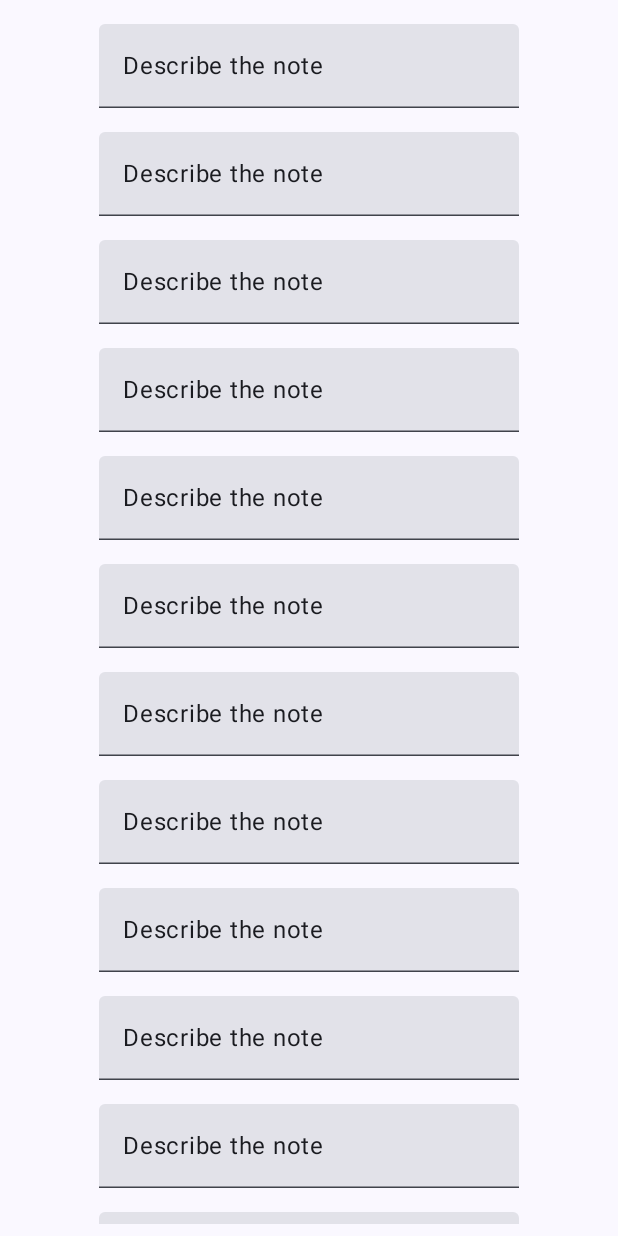
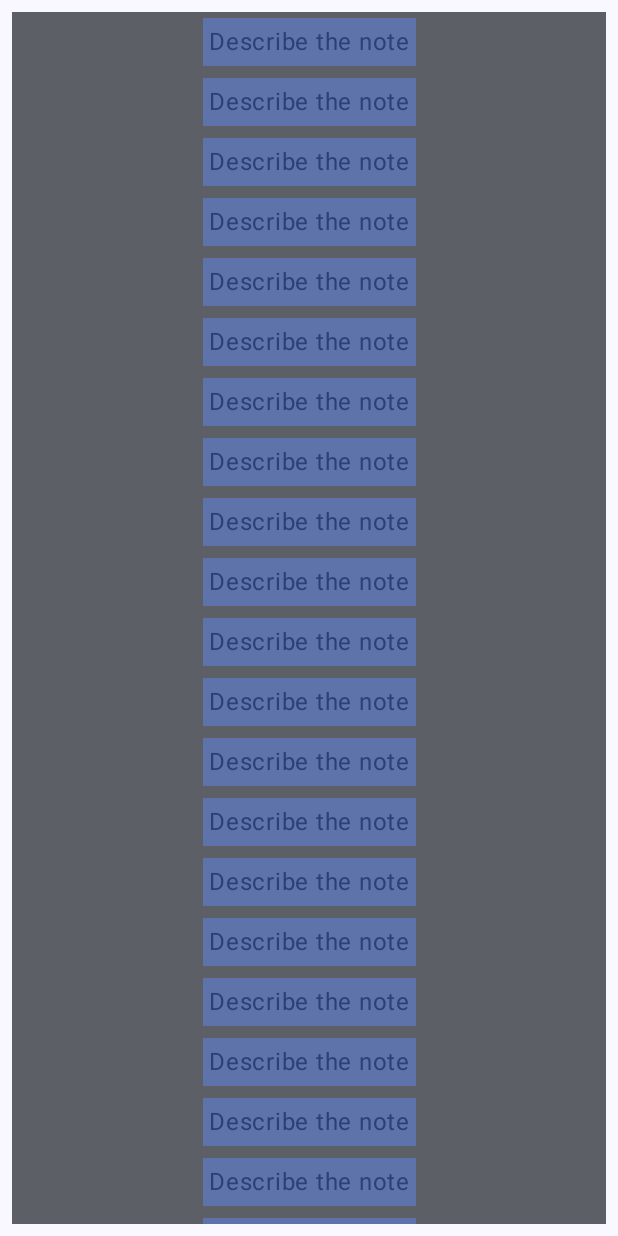
Before and after one commit to msm00/MSM-ToDo, an Android app built with Jetpack Compose: the screen it shows after launch (MainActivity), on a phone screen of 412 x 824 dp. Run offline under Robolectric (Android 15) with nearby library versions, the phone set to English and light mode, and no system bars.

Commit message:
colors update

```diff
--- a/app/build.gradle
+++ b/app/build.gradle
@@ -57,6 +57,7 @@ dependencies {
     implementation 'androidx.compose.ui:ui-graphics'
     implementation 'androidx.compose.ui:ui-tooling-preview'
     implementation 'androidx.compose.material3:material3'
+//    implementation 'androidx.compose.material3:material3:$material3_version'
     testImplementation 'junit:junit:4.13.2'
     androidTestImplementation 'androidx.test.ext:junit:1.1.5'
     androidTestImplementation 'androidx.test.espresso:espresso-core:3.5.1'
--- a/app/src/main/java/com/msm/msmtodo/MainActivity.kt
+++ b/app/src/main/java/com/msm/msmtodo/MainActivity.kt
@@ -3,6 +3,7 @@ package com.msm.msmtodo
 import android.os.Bundle
 import androidx.activity.ComponentActivity
 import androidx.activity.compose.setContent
+import androidx.compose.foundation.background
 import androidx.compose.foundation.layout.Arrangement
 import androidx.compose.foundation.layout.Row
 import androidx.compose.foundation.layout.fillMaxSize
@@ -11,7 +12,7 @@ import androidx.compose.foundation.lazy.LazyColumn
 import androidx.compose.material3.ExperimentalMaterial3Api
 import androidx.compose.material3.MaterialTheme
 import androidx.compose.material3.Surface
-import androidx.compose.material3.TextField
+import androidx.compose.material3.Text
 import androidx.compose.runtime.Composable
 import androidx.compose.ui.Alignment
 import androidx.compose.ui.Modifier
@@ -39,9 +40,9 @@ class MainActivity : ComponentActivity() {
 
 @Composable
 fun ToDoMainScreen() {
-    LazyColumn(modifier = Modifier.padding(8.dp),
+    LazyColumn(modifier = Modifier.padding(8.dp).background(MaterialTheme.colorScheme.outline),
         horizontalAlignment = Alignment.CenterHorizontally,
-        verticalArrangement = Arrangement.Center
+        verticalArrangement = Arrangement.Center,
         ) {
         repeat(30) {
             item { ToDoItem(itemDesc = stringResource(R.string.describe_the_note)) }
@@ -54,13 +55,18 @@ fun ToDoMainScreen() {
 fun ToDoItem(itemDesc: String, modifier: Modifier = Modifier) {
     Row(horizontalArrangement = Arrangement.Center,
         verticalAlignment = Alignment.CenterVertically,
-        modifier = Modifier.padding(all = 4.dp)
+        modifier = Modifier.padding(all = 4.dp).background(MaterialTheme.colorScheme.primaryContainer)
         ) {
-        TextField(
-            value = itemDesc,
-            onValueChange = {},
-            modifier = modifier.padding(all = 4.dp)
+        Text(
+            text = itemDesc, modifier.padding(4.dp),
+            color = MaterialTheme.colorScheme.primary,
         )
+
+//        TextField(
+//            value = itemDesc,
+//            onValueChange = {},
+//            modifier = modifier.padding(all = 4.dp)
+//        )
     }
 
 }
--- a/build.gradle
+++ b/build.gradle
@@ -3,4 +3,5 @@ plugins {
     id 'com.android.application' version '8.0.2' apply false
     id 'com.android.library' version '8.0.2' apply false
     id 'org.jetbrains.kotlin.android' version '1.7.20' apply false
+//    id 'material3_version' version '1.1.0'
 }
```
